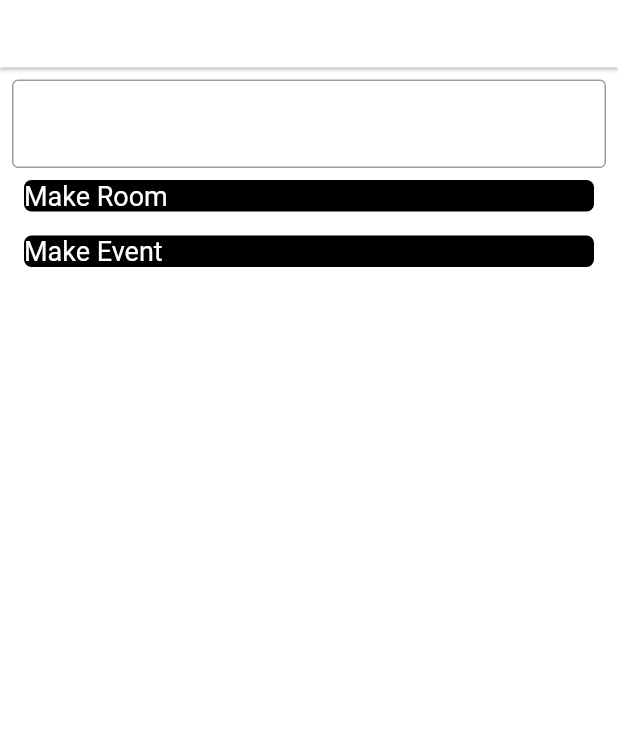
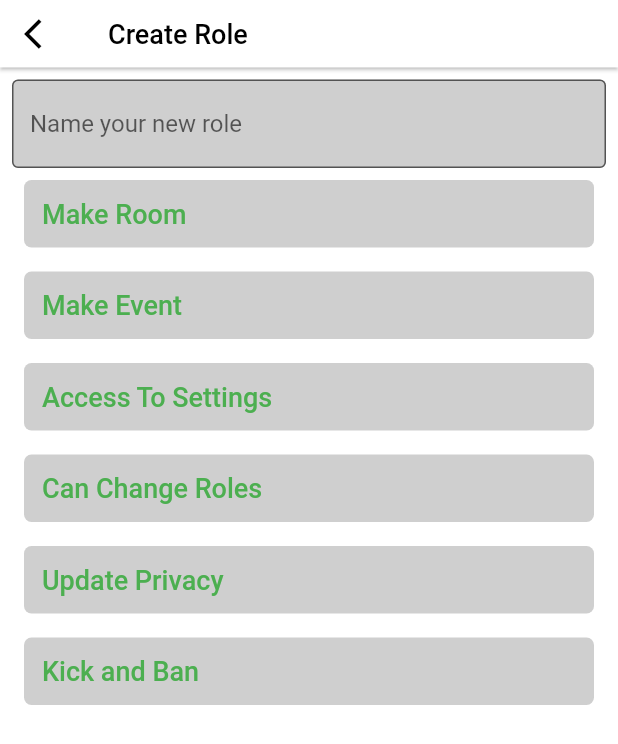
Before and after one commit to Maxdegreat/KingsFam_v2, a Flutter app: the CreateRole screen opened directly with empty values, on a phone screen of 412 x 824 dp. Shown: the top 744 px of the screen. Run offline on Flutter 3.47's test engine with Material 2 defaults, Android fonts, the phone set to English and light mode, and no system bars; our stand-ins replace bloc, cached_network_image, carousel_slider, cloud_firestore, date_time_picker, equatable and 24 more; missing offline and left inert: enum_to_string, helpers, simple_link_preview, video_editor, video_thumbnail; accounts and stored records are empty; statements that could not run were skipped; project files that could hold a hidden picture were left out.

Commit message:
going to continue on android

```diff
--- /dev/null
+++ b/lib/helpers/cm_perm_handler.dart
@@ -0,0 +1,44 @@
+import 'package:kingsfam/screens/commuinity/actions.dart';
+import 'package:kingsfam/screens/commuinity/bloc/commuinity_bloc.dart';
+
+// roles will be: owner (soon migrate to captin), admin, mod
+
+class CmPermHandler {
+  // permission for owners
+  static bool isOwner(CommuinityBloc cmBloc) {
+    return cmBloc.state.role["permissions"].contains("*");
+  }
+
+  // permission for admins
+  static bool isAdmin(CommuinityBloc cmBloc) {
+    return cmBloc.state.role["permissions"].contains("*") ||
+        cmBloc.state.role["permissions"].contains("#");
+  }
+// -----------------------------------------------
+  // permission for creating a room
+  static bool canMakeRoom(CommuinityBloc cmBloc) {
+    return cmBloc.state.role["permissions"].contains("*") ||
+        cmBloc.state.role["permissions"].contains("#") ||
+        cmBloc.state.role["permissions"].contains(CmActions.makeRoom);
+  }
+
+  // permission for del a room (same as creating room)
+
+  // permission for kicking / baning a user
+  static bool canRemoveMember(CommuinityBloc cmBloc) {
+    var p = cmBloc.state.role["permissions"];
+    return p.contains("*") || p.contains("#") || p.contains('mod');
+  }
+
+  // psemission for updating the cm privacy
+  static bool canUpdatePrivacy(CommuinityBloc cmBloc) {
+    var p = cmBloc.state.role["permissions"];
+    return p.contains("*") || p.contains("#") || p.contains('mod');
+  }
+
+  // permission for updating roles (can not change the owners role)
+  static bool canUpdateRole(CommuinityBloc cmBloc) {
+    var p = cmBloc.state.role["permissions"];
+    return p.contains("*") || p.contains("#");
+  }
+}
--- a/lib/models/role_modal.dart
+++ b/lib/models/role_modal.dart
@@ -1,8 +1,7 @@
-
 import 'package:cloud_firestore/cloud_firestore.dart';
 import 'package:equatable/equatable.dart';
 
-class Role extends Equatable{
+class Role extends Equatable {
   final String? id;
   final String roleName;
   final List<String> permissions;
@@ -16,18 +15,25 @@ class Role extends Equatable{
 
   Map<String, dynamic> toDoc() {
     return {
-      "roleName" : roleName,
-      "permissions" : permissions,
+      "roleName": roleName,
+      "permissions": permissions,
     };
   }
 
-  static Role fromDoc(DocumentSnapshot doc)  {
-
+  static Role fromDoc(DocumentSnapshot doc) {
     Map<String, dynamic> data = doc.data() as Map<String, dynamic>;
     return Role(
-      roleName: data["roleName"] ?? "Member",
-      permissions: List.from(data["permissions"])
-    );
+        roleName: data["roleName"] ?? "Member",
+        permissions: List.from(data["permissions"]));
   }
 
+  // kfRole - these are pre-built roles by KingsFam
+
+  static const leadRole = Role(roleName: "Lead", permissions: ["*"]);
+  static const adminRole = Role(roleName: "Admin", permissions: ["#"]);
+  static const modRole = Role(roleName: "Mod", permissions: ["mod"]);
+  static const memberRole = Role(roleName: "Member", permissions: []);
+
+  // list of preBuilt roles = below
+  static const preBuiltRoles = [leadRole, adminRole, modRole, memberRole];
 }
--- a/lib/screens/commuinity/commuinity_screen.dart
+++ b/lib/screens/commuinity/commuinity_screen.dart
@@ -19,6 +19,7 @@ import 'package:kingsfam/config/constants.dart';
 import 'package:kingsfam/config/paths.dart';
 import 'package:kingsfam/helpers/ad_helper.dart';
 import 'package:kingsfam/helpers/clipboard.dart';
+import 'package:kingsfam/helpers/cm_perm_handler.dart';
 import 'package:kingsfam/helpers/dynamic_links.dart';
 
 import 'package:kingsfam/helpers/helpers.dart';
@@ -111,6 +112,7 @@ class _CommuinityScreenState extends State<CommuinityScreen>
   @override
   void initState() {
     _createNativeAd();
+    // method below this comment might be depriciated
     currRole = getAccessCmHelp(
         widget.commuinity, context.read<AuthBloc>().state.user!.uid);
     context.read<BottomnavbarCubit>().showBottomNav(true);
--- a/lib/screens/commuinity/wrapers/community_screen_methods.dart
+++ b/lib/screens/commuinity/wrapers/community_screen_methods.dart
@@ -14,11 +14,12 @@ Widget joinBtn(
         },
         child: Text(
           "Join",
-          style: TextStyle(color: Colors.green),
+          style: TextStyle(color: Color.fromARGB(255, 49, 125, 51)),
         ),
         style: ElevatedButton.styleFrom(
+            elevation: 0,
             shape: StadiumBorder(),
-            primary: Theme.of(context).colorScheme.secondary)),
+            primary: Color.fromARGB(37, 50, 235, 62))),
   );
 }
 
--- a/lib/screens/commuinity/wrapers/create_new_role.dart
+++ b/lib/screens/commuinity/wrapers/create_new_role.dart
@@ -1,6 +1,7 @@
 import 'package:flutter/material.dart';
 import 'package:helpers/helpers/size.dart';
 import 'package:kingsfam/screens/commuinity/actions.dart';
+import 'package:kingsfam/widgets/widgets.dart';
 
 class CreateRoleArgs {
   final String cmId;
@@ -43,9 +44,18 @@ class _CreateRoleState extends State<CreateRole> {
     return SafeArea(
       child: Scaffold(
         appBar: AppBar(
-          title: Text("Create Role"),
+          leading: IconButton(
+              onPressed: () => Navigator.of(context).pop(),
+              icon: Icon(
+                Icons.arrow_back_ios,
+                color: Theme.of(context).iconTheme.color,
+              )),
+          title:
+              Text("Create Role", style: Theme.of(context).textTheme.bodyText1),
         ),
-        body: Padding(
+        body: GestureDetector(
+          onTap: () => FocusScope.of(context).unfocus(),
+          child: Padding(
             padding: const EdgeInsets.all(8.0),
             child: Column(
               mainAxisAlignment: MainAxisAlignment.start,
@@ -55,17 +65,24 @@ class _CreateRoleState extends State<CreateRole> {
                 // textForm field for a role name
                 TextFormField(
                   controller: ctrl,
-                decoration: const InputDecoration(border: OutlineInputBorder(),),
+                  decoration: InputDecoration(
+                    hintText: "Name your new role",
+                    border: OutlineInputBorder(),
+                    filled: true,
+                    focusColor: Colors.black,
+                    fillColor: Theme.of(context).colorScheme.secondary,
+                  ),
                 ),
                 // listview horizontal of available actions to chose form
                 SizedBox(
-                height: 70,
+                  height: MediaQuery.of(context).size.height / 1.5,
                   child: ListView.builder(
                     itemCount: permissionsUi.length,
                     itemBuilder: (context, index) {
                       String action = permissionsUi[index];
                       return GestureDetector(
                         onTap: () {
+                          snackBar(snackMessage: "taped", context: context);
                           if (permissions.contains(action)) {
                             permissions.remove(action);
                           } else {
@@ -76,9 +93,18 @@ class _CreateRoleState extends State<CreateRole> {
                           padding: const EdgeInsets.all(8.0),
                           child: Container(
                             margin: Margin.all(5),
-                          child: Text(action),
+                            child: Padding(
+                              padding: const EdgeInsets.all(12.0),
+                              child: Text(action,
+                                  style: !permissions.contains(action)
+                                      ? Theme.of(context)
+                                          .textTheme
+                                          .bodyText1!
+                                          .copyWith(color: Colors.green)
+                                      : Theme.of(context).textTheme.bodyText1),
+                            ),
                             decoration: BoxDecoration(
-                              color: Colors.black,
+                                color: Theme.of(context).colorScheme.secondary,
                                 borderRadius: BorderRadius.circular(5.0)),
                           ),
                         ),
@@ -87,23 +113,23 @@ class _CreateRoleState extends State<CreateRole> {
                   ),
                 ),
 
-              SizedBox(
-                height: 70,
-                child: ListView.builder(
-                  itemCount: permissions.length,
-                  itemBuilder: (context, index) {
-                    String action = permissions.toList()[index];
-                    return Container(
-                          margin: Margin.all(5),
-                          child: Text(action),
-                          decoration: BoxDecoration(
-                              color: Colors.black,
-                              borderRadius: BorderRadius.circular(5.0)),
-                        );
-                  }),
+                // SizedBox(
+                //   height: 70,
+                //   child: ListView.builder(
+                //       itemCount: permissions.length,
+                //       itemBuilder: (context, index) {
+                //         String action = permissions.toList()[index];
+                //         return Container(
+                //           margin: Margin.all(5),
+                //           child: Text(action),
+                //           decoration: BoxDecoration(
+                //               color: Colors.black,
+                //               borderRadius: BorderRadius.circular(5.0)),
+                //         );
+                //       }),
+                // ),
+              ],
             ),
-
-            ],
           ),
         ),
       ),
--- a/lib/widgets/snackbar.dart
+++ b/lib/widgets/snackbar.dart
@@ -11,7 +11,7 @@ notifSnackBar({
   required BuildContext context,
 }) {
   return ScaffoldMessenger.of(context).showSnackBar(SnackBar(
-    backgroundColor: Color.fromARGB(255, 25, 101, 162),
+    backgroundColor: Theme.of(context).colorScheme.secondary,
     duration: Duration(seconds: 4),
           behavior: SnackBarBehavior.floating,
           margin: EdgeInsets.only(
@@ -59,7 +59,7 @@ snackBar(
               backgroundColor: bgColor,
             )
           : SnackBar(
-              content: Text(snackMessage),
+              content: Text(snackMessage, style: Theme.of(context).textTheme.bodyText1,),
               backgroundColor: bgColor,
             );
 }
```
Also changed, not shown: lib/screens/commuinity/actions.dart (+40 -14 lines), lib/screens/commuinity/bloc/commuinity_bloc.dart (+31 -18 lines), lib/screens/commuinity/wrapers/community_screen_wraper.dart (+24 -25 lines), lib/screens/commuinity/wrapers/participants_view.dart (+103 -67 lines), lib/screens/commuinity/wrapers/role_permissions.dart (+11 -20 lines). Lines whose indentation alone changed are shown as unchanged.
